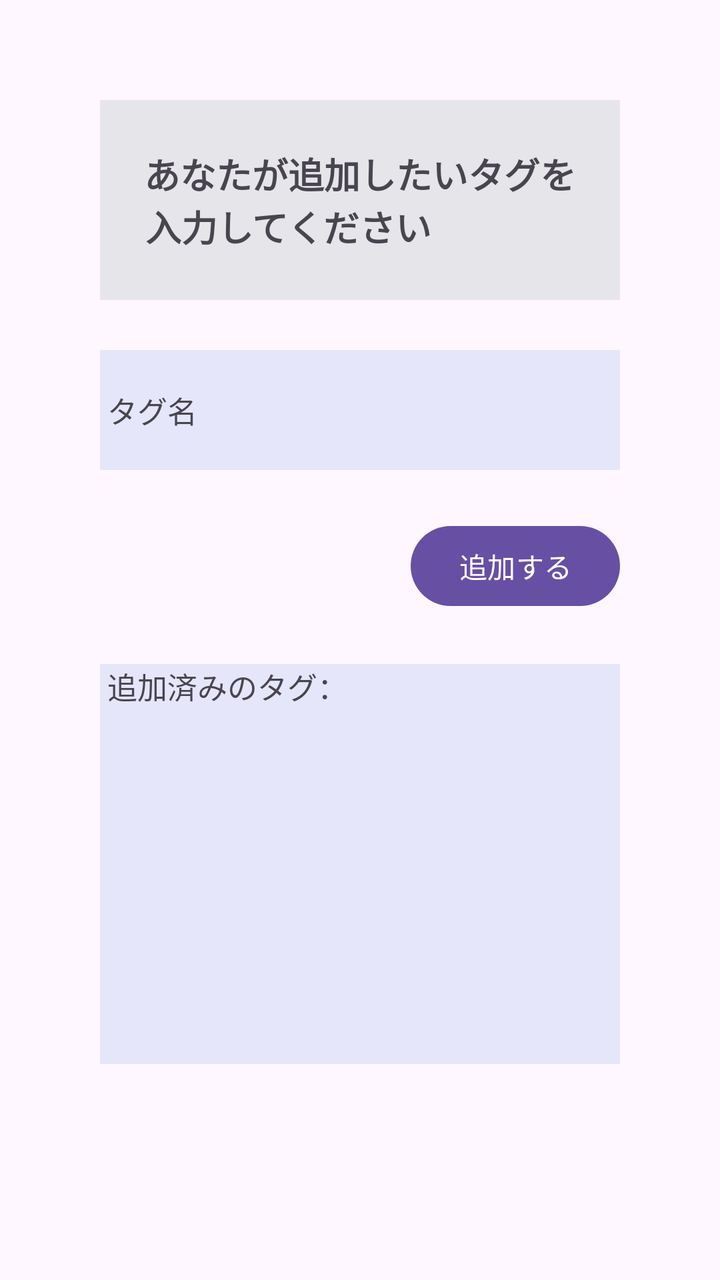
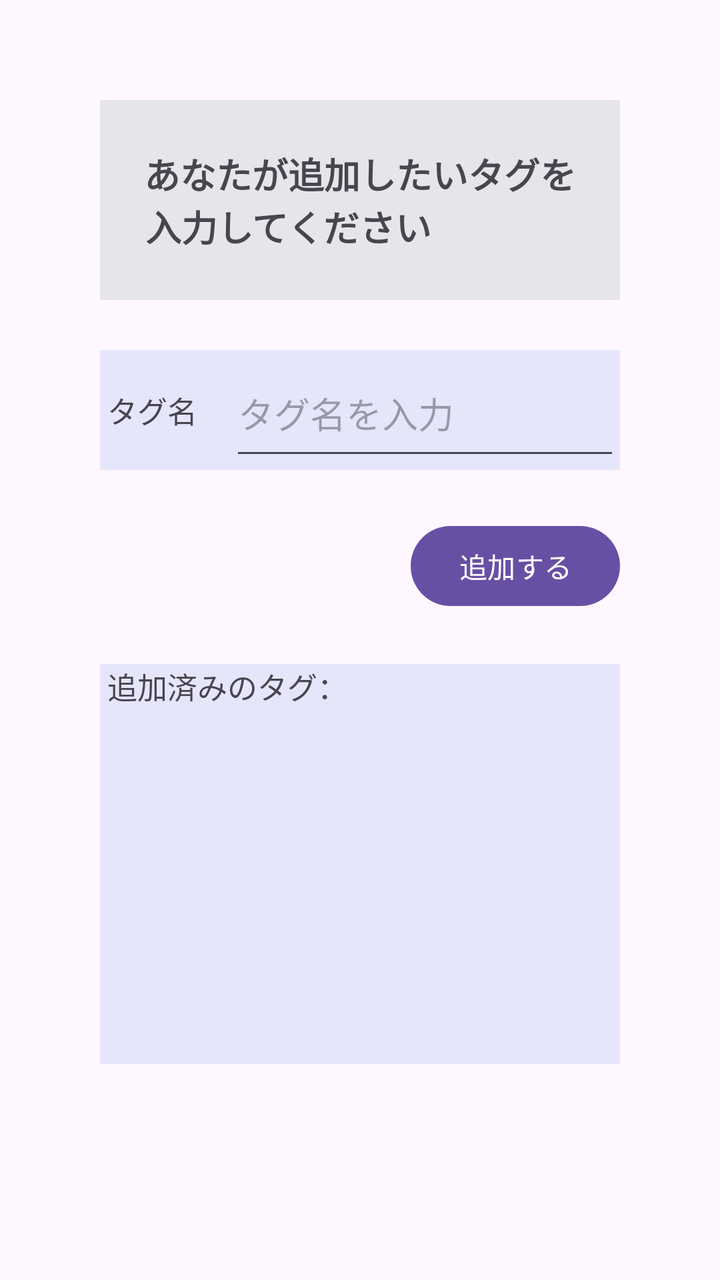

Screens rendered from an Android XML layout before and after an edit, with the pre-edit source and the edit as a unified diff.
<!-- AndroidManifest.xml: application theme Theme.Javateaclient -->
<!-- res/layout/fragment_edit_tag.xml -->
<?xml version="1.0" encoding="utf-8"?>
<FrameLayout xmlns:android="http://schemas.android.com/apk/res/android"
    xmlns:tools="http://schemas.android.com/tools"
    android:layout_width="match_parent"
    android:layout_height="match_parent"
    tools:context=".views.EditTagFragment">

    <LinearLayout
        android:layout_width="match_parent"
        android:layout_height="match_parent"
        android:orientation="vertical"
        android:paddingLeft="50dp"
        android:paddingTop="50dp"
        android:paddingRight="50dp"
        android:paddingBottom="100dp">

        <TextView
            android:id="@+id/description"
            android:layout_width="match_parent"
            android:layout_height="100dp"
            android:background="#E5E5EA"
            android:gravity="center"
            android:text="あなたが追加したいタグを\n入力してください　　　　"
            android:textSize="18sp"
            android:textStyle="bold"/>

        <LinearLayout
            android:id="@+id/addTagRow"
            android:layout_width="match_parent"
            android:layout_height="60dp"
            android:layout_marginTop="25dp"
            android:background="#E6E6FA"
            android:orientation="horizontal">

            <TextView
                android:layout_width="0dp"
                android:layout_height="match_parent"
                android:layout_weight="1"
                android:gravity="left|center"
                android:text=" タグ名"
                android:textSize="15sp"/>

            <TextView
                android:id="@+id/addTagText"
                android:layout_width="0dp"
                android:layout_height="match_parent"
                android:layout_weight="3"/>

        </LinearLayout>

        <Button
            android:id="@+id/addButton"
            android:layout_width="wrap_content"
            android:layout_height="wrap_content"
            android:layout_marginTop="24dp"
            android:layout_gravity="end"
            android:text="追加する"/>

        <TextView
            android:id="@+id/allTagRow"
            android:layout_width="match_parent"
            android:layout_height="200dp"
            android:layout_marginTop="25dp"
            android:background="#E6E6FA"
            android:text=" 追加済みのタグ："
            android:textSize="15sp"/>

        <Button
            android:id="@+id/confirmButton"
            android:layout_width="wrap_content"
            android:layout_height="wrap_content"
            android:layout_marginTop="24dp"
            android:layout_gravity="end"
            android:text="確定する"/>

    </LinearLayout>

</FrameLayout>
<!-- resources referenced by this layout -->
<resources>
  <style name="Theme.Javateaclient" parent="Base.Theme.Javateaclient" />
  <style name="Base.Theme.Javateaclient" parent="Theme.Material3.DayNight.NoActionBar">
          
          
      </style>
</resources>

<!-- the commit's change to res/layout/fragment_edit_tag.xml (unified diff, before → after) -->
@@ -40,11 +40,12 @@
                 android:text=" タグ名"
                 android:textSize="15sp"/>
 
-            <TextView
+            <EditText
                 android:id="@+id/addTagText"
                 android:layout_width="0dp"
                 android:layout_height="match_parent"
-                android:layout_weight="3"/>
+                android:layout_weight="3"
+                android:hint="タグ名を入力"/>
 
         </LinearLayout>
 
